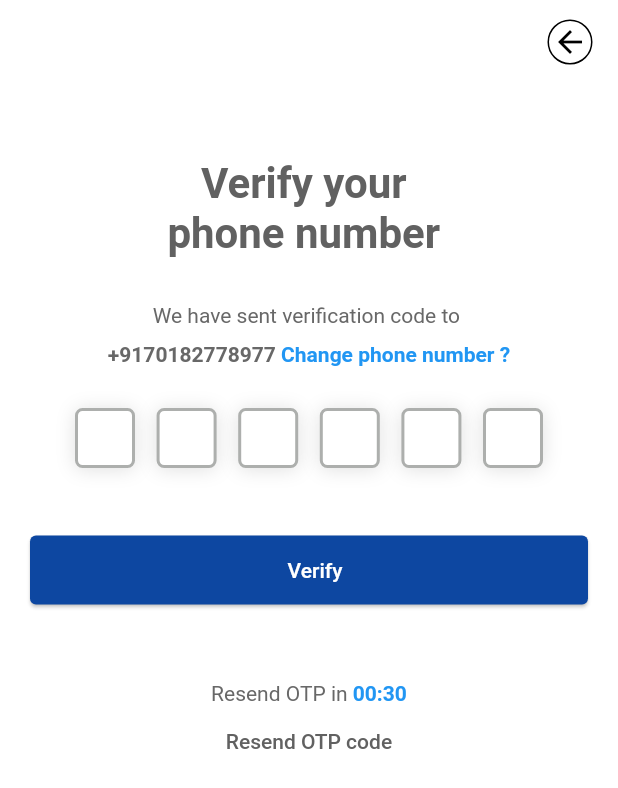
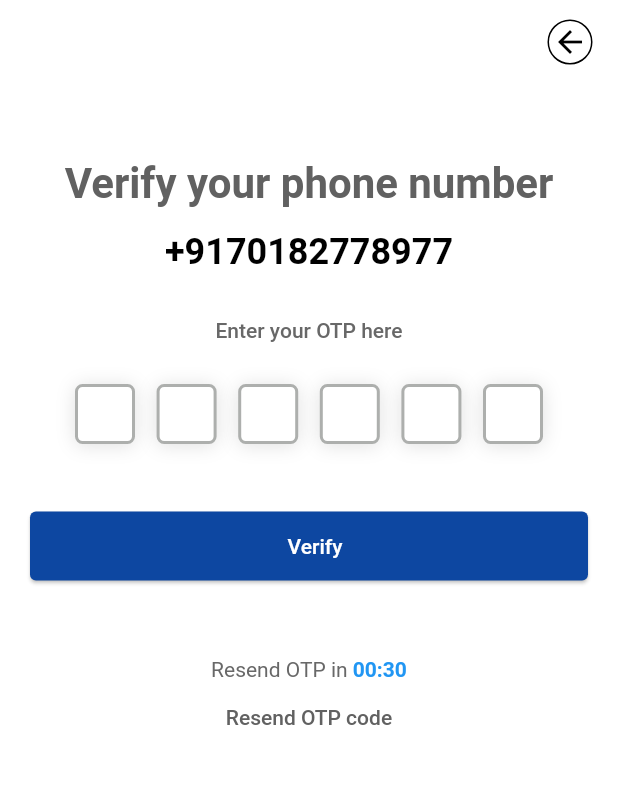
Before and after one commit to akshays-repo/flutterboilerplateriverpodfreezed, a Flutter app: the OtpAuthenticationView screen opened directly, on a phone screen of 412 x 824 dp. Shown: the top 788 px of the screen. Run offline on Flutter 3.47's test engine with Material 2 defaults, Android fonts, the phone set to English and light mode, and no system bars; drawn by our look-alikes of pin_code_fields; our stand-ins replace connectivity_plus, device_preview, dio, flutter_dotenv, flutter_riverpod, freezed_annotation and 7 more; missing offline and left inert: flutter_keyboard_size; accounts and stored records are empty.

Commit message:
chore: Otp screen

```diff
--- a/lib/features/auth/view/otp_authentication_view.dart
+++ b/lib/features/auth/view/otp_authentication_view.dart
@@ -172,14 +172,7 @@ class _OtpHeaderWidget extends StatelessWidget {
         Column(
           children: [
             Text(
-              "Verify your ",
-              style: TextStyle(
-                  fontSize: 28,
-                  fontWeight: FontWeight.w600,
-                  color: Colors.grey.shade700),
-            ),
-            Text(
-              "phone number ",
+              "Verify your phone number",
               style: TextStyle(
                   fontSize: 28,
                   fontWeight: FontWeight.w600,
@@ -188,37 +181,23 @@ class _OtpHeaderWidget extends StatelessWidget {
           ],
         ),
         const SizedBox(
+          height: 15,
+        ),
+        const Text(
+          "+9170182778977",
+          style: TextStyle(
+              fontSize: 24, fontWeight: FontWeight.w600, color: Colors.black),
+        ),
+        const SizedBox(
           height: 30,
         ),
         const Text(
-          "We have sent verification code to ",
+          "Enter your OTP here",
           style: TextStyle(
               fontSize: 14,
-              fontWeight: FontWeight.w400,
+              fontWeight: FontWeight.w500,
               color: Color.fromARGB(249, 100, 100, 100)),
         ),
-        const SizedBox(
-          height: 10,
-        ),
-        RichText(
-            text: const TextSpan(
-          children: [
-            TextSpan(
-              text: '+9170182778977',
-              style: TextStyle(
-                  fontSize: 14,
-                  fontWeight: FontWeight.w600,
-                  color: Color.fromARGB(249, 100, 100, 100)),
-            ),
-            TextSpan(
-              text: ' Change phone number ?',
-              style: TextStyle(
-                  fontSize: 14,
-                  color: Colors.blue,
-                  fontWeight: FontWeight.w600),
-            ),
-          ],
-        ))
       ],
     );
   }
--- a/pubspec.yaml
+++ b/pubspec.yaml
@@ -17,7 +17,7 @@ publish_to: 'none' # Remove this line if you wish to publish to pub.dev
 # https://developer.apple.com/library/archive/documentation/General/Reference/InfoPlistKeyReference/Articles/CoreFoundationKeys.html
 # In Windows, build-name is used as the major, minor, and patch parts
 # of the product and file versions while build-number is used as the build suffix.
-version: 1.0.0+1
+version: 0.0.1+1
 
 environment:
   sdk: '>=2.18.1 <3.0.0'
```
